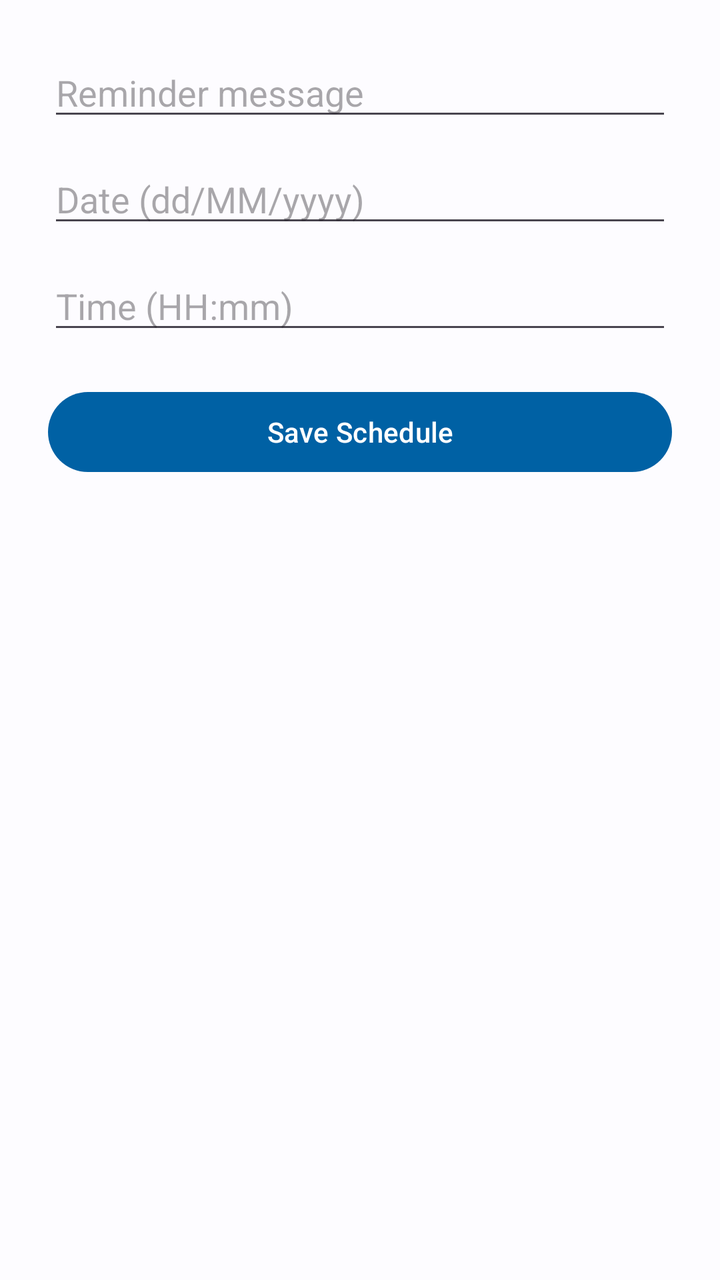
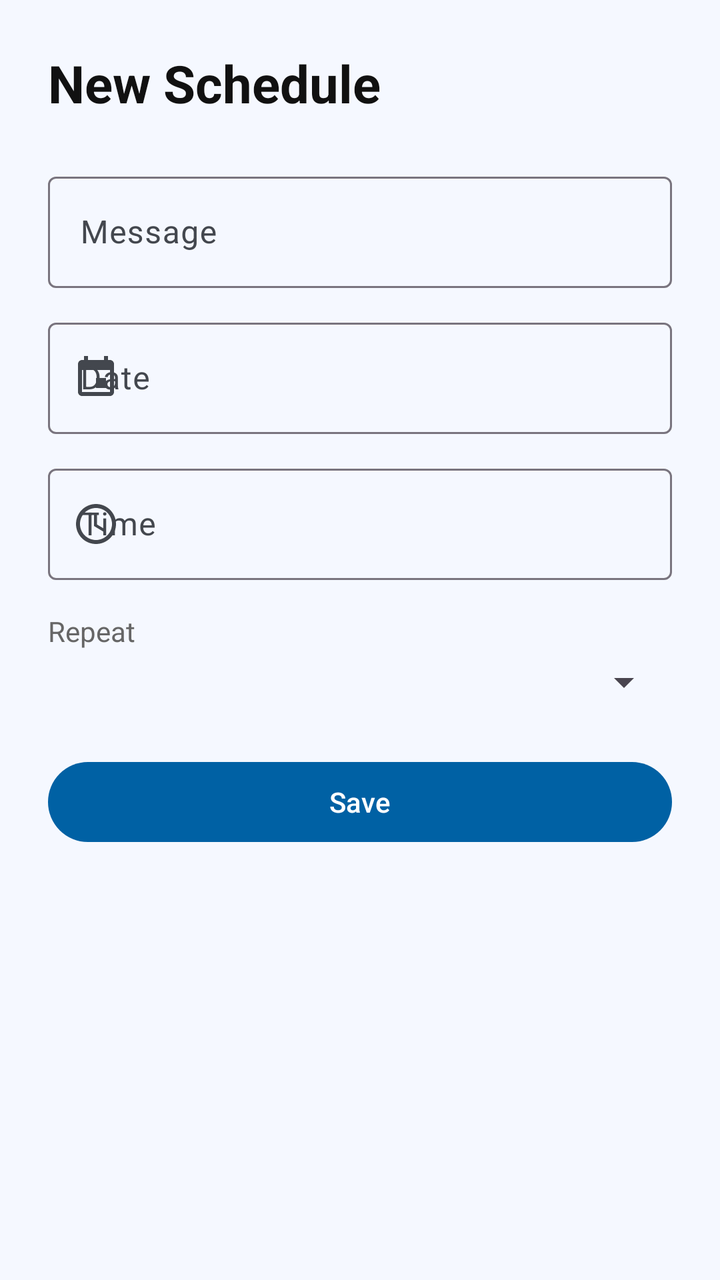

Compare the two renders of this Android layout. The source of the first and the diff that turns it into the second are given below.
<!-- AndroidManifest.xml: application theme Theme.Notifyer -->
<!-- res/layout/activity_create_schedule.xml -->
<?xml version="1.0" encoding="utf-8"?>
<LinearLayout
    xmlns:android="http://schemas.android.com/apk/res/android"
    android:layout_width="match_parent"
    android:layout_height="match_parent"
    android:orientation="vertical"
    android:padding="24dp">

    <EditText
        android:id="@+id/edtMessage"
        android:layout_width="match_parent"
        android:layout_height="wrap_content"
        android:hint="Reminder message"/>

    <EditText
        android:id="@+id/edtDate"
        android:layout_width="match_parent"
        android:layout_height="wrap_content"
        android:hint="Date (dd/MM/yyyy)"
        android:layout_marginTop="12dp"/>

    <EditText
        android:id="@+id/edtTime"
        android:layout_width="match_parent"
        android:layout_height="wrap_content"
        android:hint="Time (HH:mm)"
        android:layout_marginTop="12dp"/>

    <Button
        android:id="@+id/btnSaveSchedule"
        android:layout_width="match_parent"
        android:layout_height="wrap_content"
        android:text="Save Schedule"
        android:layout_marginTop="20dp"/>

</LinearLayout>
<!-- resources referenced by this layout -->
<resources>
  <style name="Theme.Notifyer" parent="Base.Theme.Notifyer" />
  <style name="Base.Theme.Notifyer" parent="Theme.Material3.DayNight.NoActionBar">
          <item name="colorPrimary">@color/primary</item>
          <item name="colorOnPrimary">@color/onPrimary</item>
          <item name="colorPrimaryContainer">@color/primaryContainer</item>
          <item name="colorOnPrimaryContainer">@color/onPrimaryContainer</item>
          <item name="colorSecondary">@color/secondary</item>
          <item name="colorOnSecondary">@color/onSecondary</item>
          <item name="colorSecondaryContainer">@color/secondaryContainer</item>
          <item name="colorOnSecondaryContainer">@color/onSecondaryContainer</item>
          <item name="android:windowBackground">@color/background</item>
          <item name="colorSurface">@color/surface</item>
          <item name="colorOnSurface">@color/onSurface</item>
          <item name="colorSurfaceVariant">@color/surfaceVariant</item>
          <item name="colorOnSurfaceVariant">@color/onSurfaceVariant</item>
          <item name="android:statusBarColor">@color/background</item>
          <item name="android:windowLightStatusBar">true</item>
      </style>
  <color name="primary">#0061A4</color>
  <color name="onPrimary">#FFFFFF</color>
  <color name="primaryContainer">#D1E4FF</color>
  <color name="onPrimaryContainer">#001D36</color>
  <color name="secondary">#535F70</color>
  <color name="onSecondary">#FFFFFF</color>
  <color name="secondaryContainer">#D7E3F7</color>
  <color name="onSecondaryContainer">#101C2B</color>
  <color name="background">#FDFCFF</color>
  <color name="surface">#FDFCFF</color>
  <color name="onSurface">#1A1C1E</color>
  <color name="surfaceVariant">#DFE2EB</color>
  <color name="onSurfaceVariant">#43474E</color>
</resources>

<!-- the commit's change to res/layout/activity_create_schedule.xml (unified diff, before → after) -->
@@ -1,36 +1,80 @@
 <?xml version="1.0" encoding="utf-8"?>
-<LinearLayout
-    xmlns:android="http://schemas.android.com/apk/res/android"
+<LinearLayout xmlns:android="http://schemas.android.com/apk/res/android"
+    xmlns:app="http://schemas.android.com/apk/res-auto"
     android:layout_width="match_parent"
     android:layout_height="match_parent"
     android:orientation="vertical"
-    android:padding="24dp">
+    android:padding="24dp"
+    android:background="@color/app_background">
 
-    <EditText
-        android:id="@+id/edtMessage"
+    <TextView
+        android:layout_width="wrap_content"
+        android:layout_height="wrap_content"
+        android:text="@string/title_new_schedule"
+        android:textSize="26sp"
+        android:textStyle="bold"
+        android:textColor="@color/text_primary"
+        android:layout_marginBottom="8dp" />
+
+    <com.google.android.material.textfield.TextInputLayout
+        style="@style/Widget.Material3.TextInputLayout.OutlinedBox"
         android:layout_width="match_parent"
         android:layout_height="wrap_content"
-        android:hint="Reminder message"/>
+        android:hint="@string/hint_message"
+        android:layout_marginTop="16dp">
 
-    <EditText
-        android:id="@+id/edtDate"
+        <com.google.android.material.textfield.TextInputEditText
+            android:id="@+id/edtMessage"
+            android:layout_width="match_parent"
+            android:layout_height="wrap_content"
+            android:inputType="textCapSentences" />
+    </com.google.android.material.textfield.TextInputLayout>
+
+    <com.google.android.material.textfield.TextInputLayout
+        style="@style/Widget.Material3.TextInputLayout.OutlinedBox"
         android:layout_width="match_parent"
         android:layout_height="wrap_content"
-        android:hint="Date (dd/MM/yyyy)"
-        android:layout_marginTop="12dp"/>
+        android:hint="@string/hint_date"
+        app:startIconDrawable="@drawable/ic_schedule"
+        android:layout_marginTop="12dp">
 
-    <EditText
-        android:id="@+id/edtTime"
+        <com.google.android.material.textfield.TextInputEditText
+            android:id="@+id/edtDate"
+            android:layout_width="match_parent"
+            android:layout_height="wrap_content" />
+    </com.google.android.material.textfield.TextInputLayout>
+
+    <com.google.android.material.textfield.TextInputLayout
+        style="@style/Widget.Material3.TextInputLayout.OutlinedBox"
         android:layout_width="match_parent"
         android:layout_height="wrap_content"
-        android:hint="Time (HH:mm)"
-        android:layout_marginTop="12dp"/>
+        android:hint="@string/hint_time"
+        app:startIconDrawable="@drawable/ic_timer"
+        android:layout_marginTop="12dp">
 
-    <Button
+        <com.google.android.material.textfield.TextInputEditText
+            android:id="@+id/edtTime"
+            android:layout_width="match_parent"
+            android:layout_height="wrap_content" />
+    </com.google.android.material.textfield.TextInputLayout>
+
+    <TextView
+        android:layout_width="wrap_content"
+        android:layout_height="wrap_content"
+        android:text="@string/repeat_label"
+        android:textColor="@color/text_secondary"
+        android:layout_marginTop="16dp" />
+
+    <Spinner
+        android:id="@+id/spinnerRepeat"
+        android:layout_width="match_parent"
+        android:layout_height="wrap_content"
+        android:layout_marginTop="4dp" />
+
+    <com.google.android.material.button.MaterialButton
         android:id="@+id/btnSaveSchedule"
         android:layout_width="match_parent"
         android:layout_height="wrap_content"
-        android:text="Save Schedule"
-        android:layout_marginTop="20dp"/>
-
+        android:text="@string/action_save"
+        android:layout_marginTop="24dp" />
 </LinearLayout>
<!-- resource entries referenced after the edit -->
@@ -1,6 +1,41 @@
 <!-- resources referenced by this layout -->
 <resources>
+  <color name="app_background">#F5F8FF</color>
+  <color name="text_primary">#111111</color>
+  <color name="text_secondary">#666666</color>
+  <!-- drawable ic_schedule (drawable) -->
+  <vector xmlns:android="http://schemas.android.com/apk/res/android"
+      android:width="24dp"
+      android:height="24dp"
+      android:viewportWidth="24"
+      android:viewportHeight="24"
+      android:tint="@color/app_accent">
+      <path
+          android:fillColor="#FFFFFFFF"
+          android:pathData="M17,12h-5v5h5v-5zM16,1v2H8V1H6v2H5c-1.11,0 -1.99,0.9 -1.99,2L3,19c0,1.1 0.89,2 2,2h14c1.1,0 2,-0.9 2,-2V5c0,-1.1 -0.9,-2 -2,-2h-1V1h-2zM19,19H5V8h14v11z" />
+  </vector>
+  <!-- drawable ic_timer (drawable) -->
+  <vector xmlns:android="http://schemas.android.com/apk/res/android"
+      android:width="24dp"
+      android:height="24dp"
+      android:viewportWidth="24"
+      android:viewportHeight="24"
+      android:tint="@color/app_accent">
+      <path
+          android:fillColor="#FFFFFFFF"
+          android:pathData="M11.99,2C6.47,2 2,6.48 2,12s4.47,10 9.99,10C17.52,22 22,17.52 22,12S17.52,2 11.99,2zM12,20c-4.42,0 -8,-3.58 -8,-8s3.58,-8 8,-8 8,3.58 8,8 -3.58,8 -8,8z" />
+      <path
+          android:fillColor="#FFFFFFFF"
+          android:pathData="M12.5,7H11v6l5.25,3.15 0.75,-1.23 -4.5,-2.67z" />
+  </vector>
+  <string name="action_save">Save</string>
+  <string name="hint_date">Date</string>
+  <string name="hint_message">Message</string>
+  <string name="hint_time">Time</string>
+  <string name="repeat_label">Repeat</string>
+  <string name="title_new_schedule">New Schedule</string>
   <style name="Theme.Notifyer" parent="Base.Theme.Notifyer" />
+  <color name="app_accent">#3B82F6</color>
   <style name="Base.Theme.Notifyer" parent="Theme.Material3.DayNight.NoActionBar">
           <item name="colorPrimary">@color/primary</item>
           <item name="colorOnPrimary">@color/onPrimary</item>
